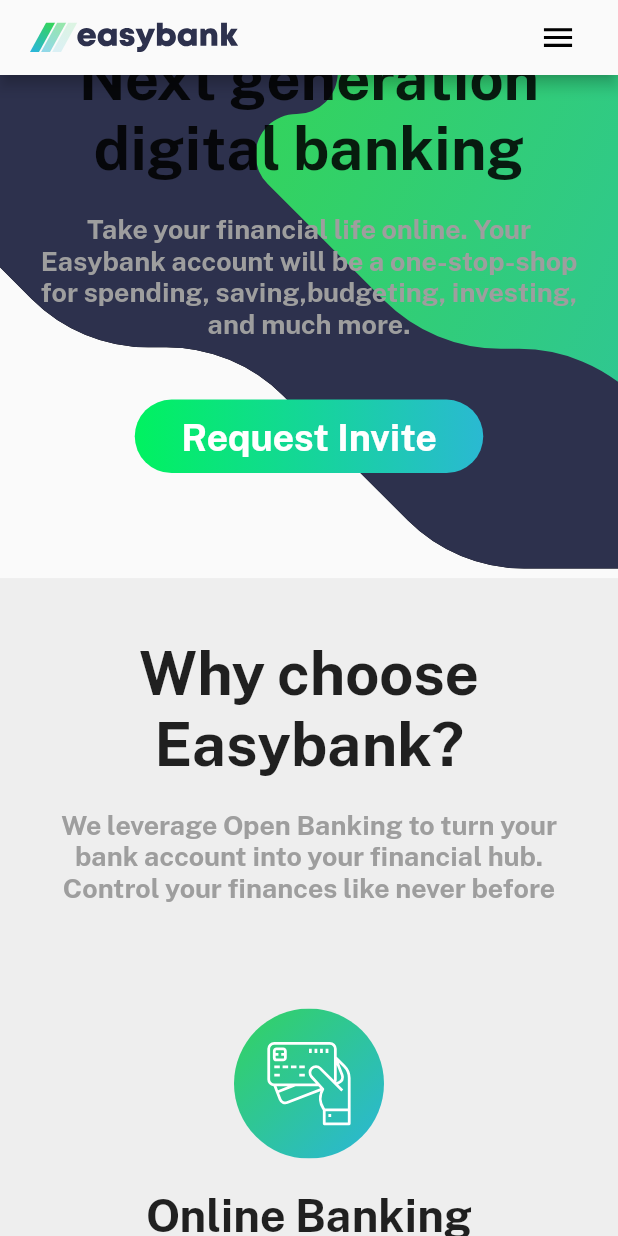
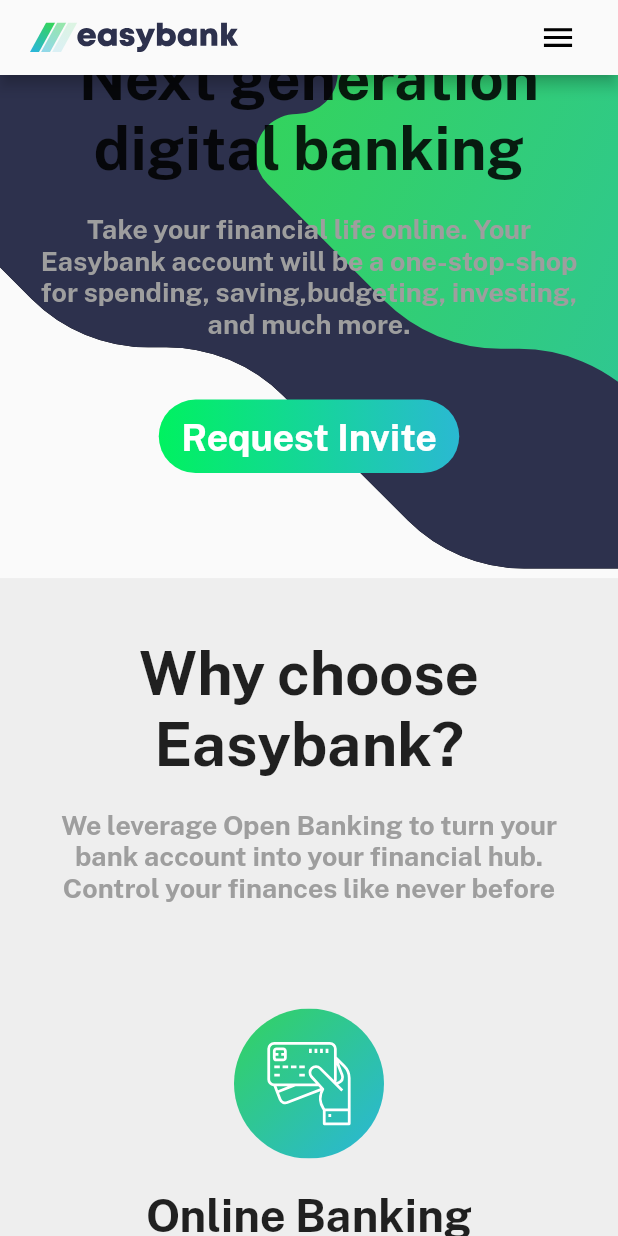
Before and after one commit to md-siam/easybank_landing_page, a Flutter app: the screen it shows after launch, scrolled down 576 dp, after a tap on "Request Invite", on a phone screen of 412 x 824 dp. Run offline on Flutter 3.47's test engine with Material 2 defaults, Android fonts, the phone set to English and light mode, and no system bars; our stand-ins replace flutter_svg.

Commit message:
done with home_page.dart

```diff
--- a/lib/app/home_page.dart
+++ b/lib/app/home_page.dart
@@ -4,7 +4,10 @@ import 'package:flutter_svg/flutter_svg.dart';
 
 import 'widgets/constant.dart';
 import 'widgets/drop_down_menu.dart';
+import 'widgets/footer.dart';
 import 'widgets/gradient_button.dart';
+import 'widgets/latest_article_card.dart';
+import 'widgets/why_easy_bank.dart';
 
 class HomePage extends StatefulWidget {
   const HomePage({Key? key}) : super(key: key);
@@ -24,7 +27,7 @@ class _HomePageState extends State<HomePage> {
     _scrollController.addListener(() {
       setState(() {
         fabIsVisible = _scrollController.position.userScrollDirection ==
-            ScrollDirection.reverse;
+            ScrollDirection.forward;
       });
     });
   }
@@ -66,17 +69,9 @@ class _HomePageState extends State<HomePage> {
                     const SizedBox(height: 20),
                     GradientButton(
                       onPressed: () {},
-                      child: Padding(
-                        padding: const EdgeInsets.only(
-                          top: 10.0,
-                          bottom: 10.0,
-                          left: 15.0,
-                          right: 15.0,
-                        ),
-                        child: Text(
-                          'Request Invite',
-                          style: buttonTextStyle,
-                        ),
+                      child: Text(
+                        'Request Invite',
+                        style: buttonTextStyle1,
                       ),
                     ),
                     const SizedBox(height: 70.0),
@@ -100,28 +95,86 @@ class _HomePageState extends State<HomePage> {
                             ),
                           ),
                           const SizedBox(height: 50),
-                          whyChooseEasyBank(
-                              'assets/images/icon-online.svg',
-                              'Online Banking',
-                              'Our modern web and mobile applications allow you to keep track of your finances wherever you are in the world'),
+                          const WhyEasyBank(
+                            imageURL: 'assets/images/icon-online.svg',
+                            title: 'Online Banking',
+                            subtitle:
+                                'Our modern web and mobile applications allow you to keep track of your finances wherever you are in the world',
+                          ),
                           const SizedBox(height: 50),
-                          whyChooseEasyBank(
-                              'assets/images/icon-budgeting.svg',
-                              'Simple Budgeting',
-                              'See exactly where your money goes each month. Receive notification when you\'re close to your hitting limits.'),
+                          const WhyEasyBank(
+                            imageURL: 'assets/images/icon-budgeting.svg',
+                            title: 'Simple Budgeting',
+                            subtitle:
+                                'See exactly where your money goes each month. Receive notification when you\'re close to your hitting limits.',
+                          ),
                           const SizedBox(height: 50),
-                          whyChooseEasyBank(
-                              'assets/images/icon-onboarding.svg',
-                              'Fast Onboarding',
-                              'We don\'t do branches. Open your account in minutes online and start taking control of your finances right away.'),
+                          const WhyEasyBank(
+                            imageURL: 'assets/images/icon-onboarding.svg',
+                            title: 'Fast Onboarding',
+                            subtitle:
+                                'We don\'t do branches. Open your account in minutes online and start taking control of your finances right away.',
+                          ),
                           const SizedBox(height: 50),
-                          whyChooseEasyBank(
-                              'assets/images/icon-api.svg',
-                              'Open API',
-                              'Manage your savings, investments, pension, and much more from one account. Tracking your money never been easier.'),
+                          const WhyEasyBank(
+                            imageURL: 'assets/images/icon-api.svg',
+                            title: 'Open API',
+                            subtitle:
+                                'Manage your savings, investments, pension, and much more from one account. Tracking your money never been easier.',
+                          ),
                         ],
                       ),
                     ),
+                    const SizedBox(height: 50),
+                    Text(
+                      'Latest Article',
+                      style: titleTextStyle1,
+                      textAlign: TextAlign.center,
+                    ),
+                    const SizedBox(height: 40),
+                    Container(
+                      width: double.infinity,
+                      padding: const EdgeInsets.symmetric(vertical: 40),
+                      color: Colors.white,
+                      child: Column(
+                        children: const [
+                          LatestArticleCard(
+                            imageURL: 'assets/images/image-currency.jpg',
+                            author: 'Claire Robinson',
+                            title: 'Receive money in any currency with no fees',
+                            bodyText:
+                                'The world is getting smaller and we\'re becoming more mobile, So why should you be forced to only receive money in a single...',
+                          ),
+                          SizedBox(height: 30),
+                          LatestArticleCard(
+                            imageURL: 'assets/images/image-restaurant.jpg',
+                            author: 'Wilson Hutton',
+                            title:
+                                'Treat yourself without worrying about money',
+                            bodyText:
+                                'Our simple budgeting feature allows you to separate out your spending and set realistic limits each month. That means you...',
+                          ),
+                          SizedBox(height: 30),
+                          LatestArticleCard(
+                            imageURL: 'assets/images/image-plane.jpg',
+                            author: 'Wilson Hutton',
+                            title: 'Take your Easybank card wherever you go',
+                            bodyText:
+                                'We want you to enjoy your travels. This is why we don\'t charge any fees on purchases while you\'re abroad. we\'ll even show you...',
+                          ),
+                          SizedBox(height: 30),
+                          LatestArticleCard(
+                            imageURL: 'assets/images/image-confetti.jpg',
+                            author: 'Claire Robinson',
+                            title:
+                                'Our invite-only Beta accounts are now live!',
+                            bodyText:
+                                'After a lot of hard work by the whole team, we\'re excited to launch our closed beta. It\'s easy to request an invite through the site...',
+                          ),
+                        ],
+                      ),
+                    ),
+                    const AppFooter()
                   ],
                 ),
               ),
@@ -183,29 +236,4 @@ class _HomePageState extends State<HomePage> {
           ),
         ),
       );
-
-  Widget whyChooseEasyBank(String imageURL, String title, String subtitle) {
-    return Column(
-      children: [
-        SvgPicture.asset(
-          imageURL,
-          width: 100,
-        ),
-        const SizedBox(height: 20),
-        Text(
-          title,
-          style: titleTextStyle2,
-          textAlign: TextAlign.center,
-        ),
-        Padding(
-          padding: const EdgeInsets.all(20.0),
-          child: Text(
-            subtitle,
-            style: subtitleTextStyle2,
-            textAlign: TextAlign.center,
-          ),
-        ),
-      ],
-    );
-  }
 }
--- a/lib/app/widgets/constant.dart
+++ b/lib/app/widgets/constant.dart
@@ -25,8 +25,14 @@ TextStyle subtitleTextStyle2 = const TextStyle(
   fontWeight: FontWeight.bold,
 );
 
-TextStyle buttonTextStyle = const TextStyle(
+TextStyle buttonTextStyle1 = const TextStyle(
   color: Colors.white,
   fontSize: 25,
   fontWeight: FontWeight.bold,
 );
+
+TextStyle buttonTextStyle2 = const TextStyle(
+  color: Colors.white,
+  fontSize: 16,
+  fontWeight: FontWeight.bold,
+);
--- /dev/null
+++ b/lib/app/widgets/footer.dart
@@ -0,0 +1,109 @@
+import 'package:flutter/material.dart';
+import 'package:flutter_svg/flutter_svg.dart';
+
+import 'constant.dart';
+import 'gradient_button.dart';
+
+class AppFooter extends StatelessWidget {
+  const AppFooter({Key? key}) : super(key: key);
+
+  @override
+  Widget build(BuildContext context) {
+    return Container(
+      width: double.infinity,
+      padding: const EdgeInsets.symmetric(vertical: 30),
+      color: const Color(0xFF2D314E),
+      child: Column(
+        crossAxisAlignment: CrossAxisAlignment.center,
+        children: [
+          Image.asset('assets/images/logo.jpg'),
+          Row(
+            mainAxisAlignment: MainAxisAlignment.center,
+            children: [
+              GestureDetector(
+                child: SvgPicture.asset('assets/images/icon-facebook.svg'),
+                onTap: () {},
+              ),
+              const SizedBox(width: 15),
+              GestureDetector(
+                child: SvgPicture.asset('assets/images/icon-youtube.svg'),
+                onTap: () {},
+              ),
+              const SizedBox(width: 15),
+              GestureDetector(
+                child: SvgPicture.asset('assets/images/icon-twitter.svg'),
+                onTap: () {},
+              ),
+              const SizedBox(width: 15),
+              GestureDetector(
+                child: SvgPicture.asset('assets/images/icon-pinterest.svg'),
+                onTap: () {},
+              ),
+              const SizedBox(width: 15),
+              GestureDetector(
+                child: SvgPicture.asset('assets/images/icon-instagram.svg'),
+                onTap: () {},
+              ),
+            ],
+          ),
+          const SizedBox(height: 20),
+          TextButton(
+            child: Text(
+              'About Us',
+              style: buttonTextStyle2,
+            ),
+            onPressed: () {},
+          ),
+          TextButton(
+            child: Text(
+              'Contact',
+              style: buttonTextStyle2,
+            ),
+            onPressed: () {},
+          ),
+          TextButton(
+            child: Text(
+              'Blog',
+              style: buttonTextStyle2,
+            ),
+            onPressed: () {},
+          ),
+          TextButton(
+            child: Text(
+              'Careers',
+              style: buttonTextStyle2,
+            ),
+            onPressed: () {},
+          ),
+          TextButton(
+            child: Text(
+              'Support',
+              style: buttonTextStyle2,
+            ),
+            onPressed: () {},
+          ),
+          TextButton(
+            child: Text(
+              'Privacy Policy',
+              style: buttonTextStyle2,
+            ),
+            onPressed: () {},
+          ),
+          const SizedBox(height: 30),
+          GradientButton(
+            onPressed: () {},
+            child: Text(
+              'Request Invite',
+              style: buttonTextStyle1,
+            ),
+          ),
+          const SizedBox(height: 20),
+          const Text(
+            '© Easybank. All Rights Reserved',
+            style: TextStyle(color: Colors.grey, fontSize: 16),
+          )
+        ],
+      ),
+    );
+  }
+}
--- a/lib/app/widgets/gradient_button.dart
+++ b/lib/app/widgets/gradient_button.dart
@@ -23,6 +23,12 @@ class GradientButton extends StatelessWidget {
         ),
       ),
       child: MaterialButton(
+        padding: const EdgeInsets.only(
+          top: 10.0,
+          bottom: 10.0,
+          left: 15.0,
+          right: 15.0,
+        ),
         splashColor: Colors.amber,
         materialTapTargetSize: MaterialTapTargetSize.shrinkWrap,
         shape: const StadiumBorder(),
--- /dev/null
+++ b/lib/app/widgets/latest_article_card.dart
@@ -0,0 +1,54 @@
+import 'package:flutter/material.dart';
+
+class LatestArticleCard extends StatelessWidget {
+  final String imageURL;
+  final String author;
+  final String title;
+  final String bodyText;
+  const LatestArticleCard({
+    Key? key,
+    required this.imageURL,
+    required this.author,
+    required this.title,
+    required this.bodyText,
+  }) : super(key: key);
+
+  @override
+  Widget build(BuildContext context) {
+    return ClipRRect(
+      borderRadius: BorderRadius.circular(8.0),
+      child: Container(
+        height: 450,
+        width: 330,
+        color: Colors.grey[100],
+        child: Column(
+          children: [
+            Image.asset(imageURL),
+            const SizedBox(height: 20),
+            Padding(
+              padding: const EdgeInsets.symmetric(horizontal: 30.0),
+              child: Column(
+                crossAxisAlignment: CrossAxisAlignment.start,
+                children: [
+                  Text('by $author\n'),
+                  Text(
+                    title,
+                    style: const TextStyle(
+                      fontSize: 18,
+                      fontWeight: FontWeight.bold,
+                    ),
+                  ),
+                  const SizedBox(height: 10),
+                  Text(
+                    bodyText,
+                    style: const TextStyle(fontSize: 16),
+                  ),
+                ],
+              ),
+            ),
+          ],
+        ),
+      ),
+    );
+  }
+}
--- /dev/null
+++ b/lib/app/widgets/why_easy_bank.dart
@@ -0,0 +1,42 @@
+import 'package:flutter/material.dart';
+import 'package:flutter_svg/flutter_svg.dart';
+
+import 'constant.dart';
+
+class WhyEasyBank extends StatelessWidget {
+   final String imageURL;
+ final  String title;
+  final String subtitle;
+  const WhyEasyBank({
+    Key? key,
+    required this.imageURL,
+    required this.title,
+    required this.subtitle,
+  }) : super(key: key);
+
+  @override
+  Widget build(BuildContext context) {
+    return Column(
+      children: [
+        SvgPicture.asset(
+          imageURL,
+          width: 100,
+        ),
+        const SizedBox(height: 20),
+        Text(
+          title,
+          style: titleTextStyle2,
+          textAlign: TextAlign.center,
+        ),
+        Padding(
+          padding: const EdgeInsets.all(20.0),
+          child: Text(
+            subtitle,
+            style: subtitleTextStyle2,
+            textAlign: TextAlign.center,
+          ),
+        ),
+      ],
+    );
+  }
+}
```
Also changed, not shown: assets/images/logo.jpg (added), 1 other file.
